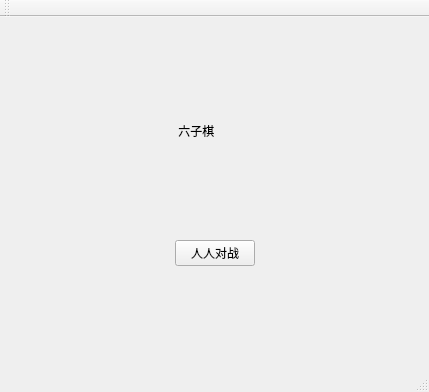
First picture: the form in mainwindow.ui, repository 919106840330/-, before the edit.
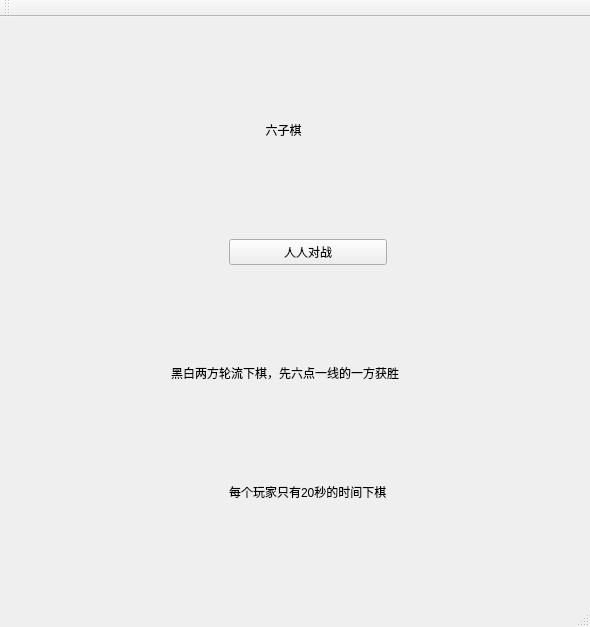
Second picture: the form after the edit.

Diff of the .ui file:
```diff
--- a/mainwindow.ui
+++ b/mainwindow.ui
@@ -6,8 +6,8 @@
    <rect>
     <x>0</x>
     <y>0</y>
-    <width>429</width>
-    <height>392</height>
+    <width>590</width>
+    <height>627</height>
    </rect>
   </property>
   <property name="windowTitle">
@@ -15,7 +15,7 @@
   </property>
   <widget class="QWidget" name="centralWidget">
    <layout class="QGridLayout" name="gridLayout">
-    <item row="0" column="1">
+    <item row="0" column="5">
      <spacer name="verticalSpacer_2">
       <property name="orientation">
        <enum>Qt::Vertical</enum>
@@ -41,17 +41,17 @@
       </property>
      </spacer>
     </item>
-    <item row="1" column="1">
+    <item row="1" column="4">
      <widget class="QLabel" name="label">
       <property name="styleSheet">
        <string notr="true">font: 24pt &quot;Agency FB&quot;;</string>
       </property>
       <property name="text">
-       <string> 六子棋</string>
+       <string>           六子棋</string>
       </property>
      </widget>
     </item>
-    <item row="1" column="2">
+    <item row="1" column="6" colspan="2">
      <spacer name="horizontalSpacer_4">
       <property name="orientation">
        <enum>Qt::Horizontal</enum>
@@ -64,7 +64,7 @@
       </property>
      </spacer>
     </item>
-    <item row="2" column="1">
+    <item row="2" column="3">
      <spacer name="verticalSpacer_3">
       <property name="orientation">
        <enum>Qt::Vertical</enum>
@@ -90,14 +90,14 @@
       </property>
      </spacer>
     </item>
-    <item row="3" column="1">
+    <item row="3" column="4">
      <widget class="QPushButton" name="pushButton">
       <property name="text">
        <string>人人对战</string>
       </property>
      </widget>
     </item>
-    <item row="3" column="2">
+    <item row="3" column="6" colspan="2">
      <spacer name="horizontalSpacer_2">
       <property name="orientation">
        <enum>Qt::Horizontal</enum>
@@ -110,7 +110,7 @@
       </property>
      </spacer>
     </item>
-    <item row="4" column="1">
+    <item row="4" column="3">
      <spacer name="verticalSpacer">
       <property name="orientation">
        <enum>Qt::Vertical</enum>
@@ -123,6 +123,104 @@
       </property>
      </spacer>
     </item>
+    <item row="5" column="0">
+     <spacer name="horizontalSpacer_5">
+      <property name="orientation">
+       <enum>Qt::Horizontal</enum>
+      </property>
+      <property name="sizeHint" stdset="0">
+       <size>
+        <width>54</width>
+        <height>20</height>
+       </size>
+      </property>
+     </spacer>
+    </item>
+    <item row="5" column="1" colspan="6">
+     <widget class="QLabel" name="label_2">
+      <property name="styleSheet">
+       <string notr="true">font: 14pt &quot;Agency FB&quot;;</string>
+      </property>
+      <property name="text">
+       <string>黑白两方轮流下棋，先六点一线的一方获胜</string>
+      </property>
+     </widget>
+    </item>
+    <item row="5" column="7">
+     <spacer name="horizontalSpacer_8">
+      <property name="orientation">
+       <enum>Qt::Horizontal</enum>
+      </property>
+      <property name="sizeHint" stdset="0">
+       <size>
+        <width>57</width>
+        <height>20</height>
+       </size>
+      </property>
+     </spacer>
+    </item>
+    <item row="6" column="3">
+     <spacer name="verticalSpacer_5">
+      <property name="orientation">
+       <enum>Qt::Vertical</enum>
+      </property>
+      <property name="sizeHint" stdset="0">
+       <size>
+        <width>20</width>
+        <height>68</height>
+       </size>
+      </property>
+     </spacer>
+    </item>
+    <item row="7" column="0" colspan="2">
+     <spacer name="horizontalSpacer_6">
+      <property name="orientation">
+       <enum>Qt::Horizontal</enum>
+      </property>
+      <property name="sizeHint" stdset="0">
+       <size>
+        <width>73</width>
+        <height>20</height>
+       </size>
+      </property>
+     </spacer>
+    </item>
+    <item row="7" column="4">
+     <widget class="QLabel" name="label_3">
+      <property name="styleSheet">
+       <string notr="true">font: 14pt &quot;Agency FB&quot;;</string>
+      </property>
+      <property name="text">
+       <string>每个玩家只有20秒的时间下棋</string>
+      </property>
+     </widget>
+    </item>
+    <item row="7" column="6" colspan="2">
+     <spacer name="horizontalSpacer_7">
+      <property name="orientation">
+       <enum>Qt::Horizontal</enum>
+      </property>
+      <property name="sizeHint" stdset="0">
+       <size>
+        <width>76</width>
+        <height>20</height>
+       </size>
+      </property>
+     </spacer>
+    </item>
+    <item row="8" column="2">
+     <spacer name="verticalSpacer_4">
+      <property name="orientation">
+       <enum>Qt::Vertical</enum>
+      </property>
+      <property name="sizeHint" stdset="0">
+       <size>
+        <width>20</width>
+        <height>74</height>
+       </size>
+      </property>
+     </spacer>
+    </item>
    </layout>
   </widget>
   <widget class="QMenuBar" name="menuBar">
```
Left out of the diff: 2 changed lines with no effect on the pictures.
